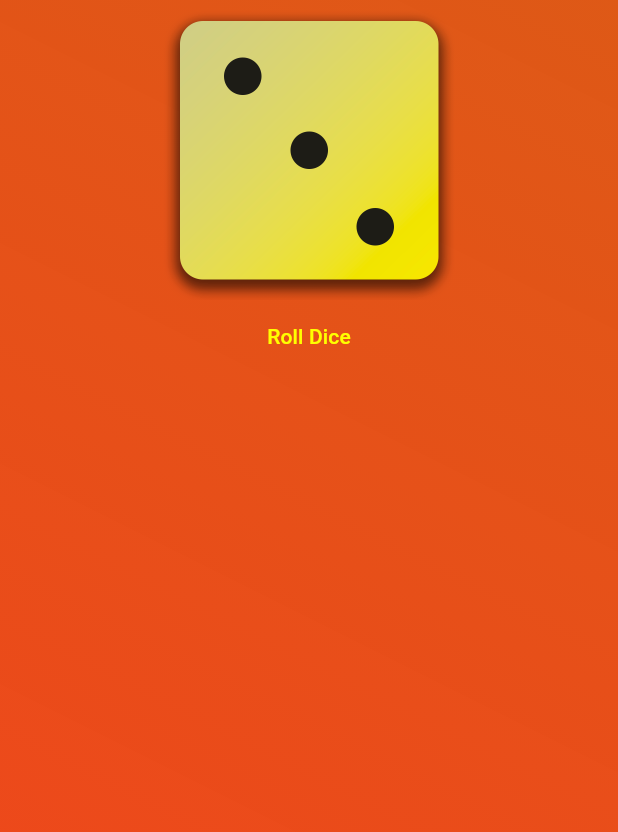
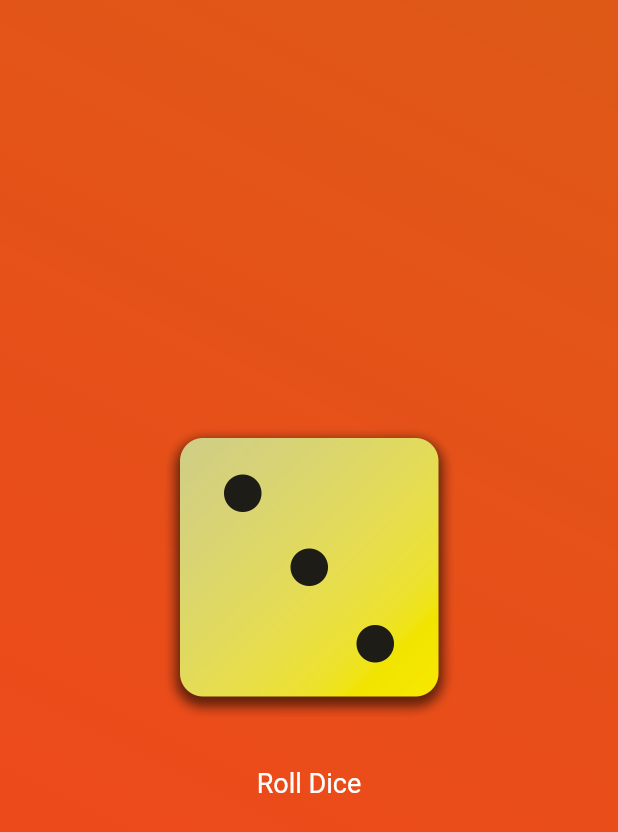
Before and after one commit to Avinash174/Online-Flutter-Course, a Flutter app: the screen it shows after launch, on a phone screen of 412 x 824 dp. Shown: the top 832 px of the screen. Run offline on Flutter 3.47's test engine with Material 3 defaults, Android fonts, the phone set to English and light mode, and no system bars.

Commit message:
new changes add

```diff
--- a/lib/gradient_color.dart
+++ b/lib/gradient_color.dart
@@ -24,17 +24,31 @@ class _GradientColorTryState extends State<GradientColorTry> {
         ),
         child: Center(
           child: Column(
+            mainAxisSize: MainAxisSize.min,
+            mainAxisAlignment: MainAxisAlignment.center,
             children: [
               Image.asset(
                 'assets/images/dice-3.png',
                 width: 200,
               ),
+              const SizedBox(
+                height: 20,
+              ),
               TextButton(
-                  onPressed: () {},
-                  child: Text(
-                    'Roll Dice',
-                    style: TextStyle(color: Colors.yellowAccent),
-                  ))
+                onPressed: () {},
+                style: TextButton.styleFrom(
+                  // padding: const EdgeInsets.only(
+                  //   top: 20,
+                  // ),
+                  foregroundColor: Colors.white,
+                  textStyle: const TextStyle(
+                    fontSize: 18,
+                  ),
+                ),
+                child: const Text(
+                  'Roll Dice',
+                ),
+              )
             ],
           ),
         ));
```
